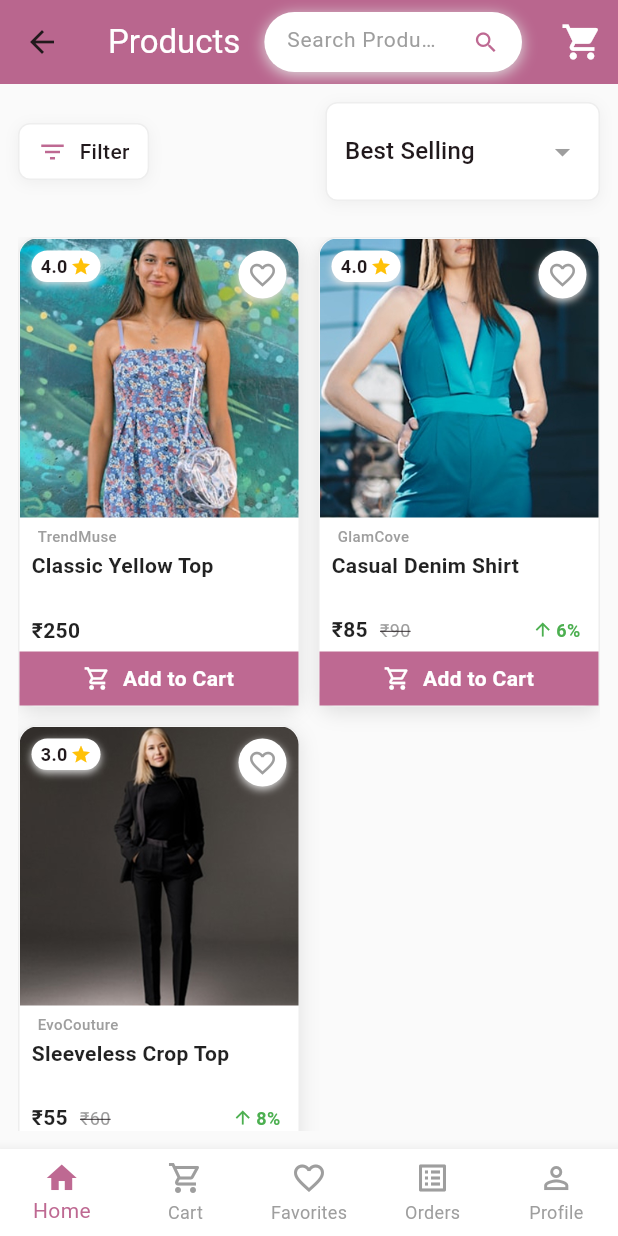
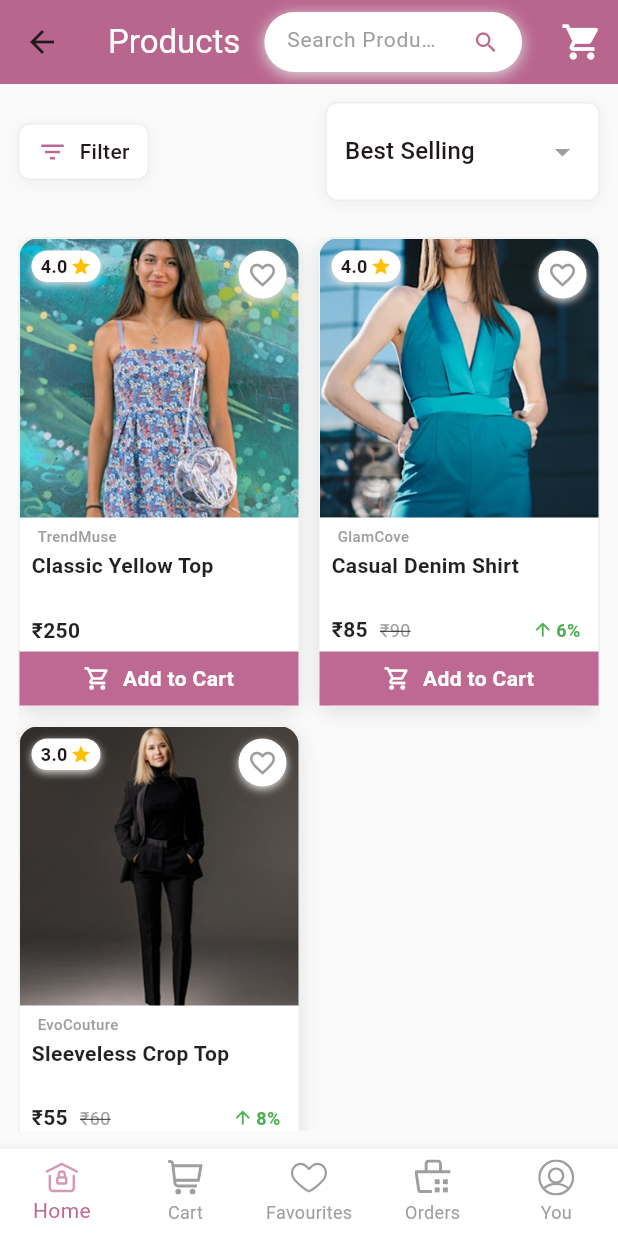
Before and after one commit to Jayamdeveloper2/nyraa_app, a Flutter app: the screen it shows after launch, after a tap on "Tops", on a phone screen of 412 x 824 dp. Run offline on Flutter 3.47's test engine with Material 3 defaults, Android fonts, the phone set to English and light mode, and no system bars; our stand-ins replace carousel_slider, flutter_svg, shared_preferences.

Commit message:
update product list page dart
the icons are different from the other pages so get the bottom navbar from the separate page put in the product list page

```diff
--- a/lib/pages/product_list_page.dart
+++ b/lib/pages/product_list_page.dart
@@ -8,6 +8,7 @@ import '../buttons/buttons.dart'; // Import the buttons (AddToCartButton)
 import '../pages/product_details_page.dart';
 import '../providers/favorites_provider.dart';
 import '../providers/cart_provider.dart';
+import '../widgets/custom_bottom_navbar.dart'; // Import the custom bottom navbar
 
 class ProductListScreen extends StatefulWidget {
   final String? category;
@@ -574,20 +575,10 @@ class _ProductListScreenState extends State<ProductListScreen> {
           ],
         ),
       ),
-      bottomNavigationBar: _buildBottomNavigationBar(context, 0),
-    );
-  }
-
-  Widget _buildBottomNavigationBar(BuildContext context, int currentIndex) {
-    return BottomNavigationBar(
-      selectedItemColor: const Color(0xFFBE6992),
-      unselectedItemColor: Colors.grey,
-      backgroundColor: Colors.white,
-      type: BottomNavigationBarType.fixed,
-      elevation: 8,
-      currentIndex: currentIndex,
+      bottomNavigationBar: CustomBottomNavBar(
+        currentIndex: 0,
         onTap: (index) {
-        if (index == currentIndex) return;
+          if (index == 0) return; // Prevent re-navigation to current page
 
           switch (index) {
             case 0:
@@ -607,33 +598,7 @@ class _ProductListScreenState extends State<ProductListScreen> {
               break;
           }
         },
-      items: const [
-        BottomNavigationBarItem(
-          icon: Icon(Icons.home_outlined),
-          activeIcon: Icon(Icons.home),
-          label: 'Home',
       ),
-        BottomNavigationBarItem(
-          icon: Icon(Icons.shopping_cart_outlined),
-          activeIcon: Icon(Icons.shopping_cart),
-          label: 'Cart',
-        ),
-        BottomNavigationBarItem(
-          icon: Icon(Icons.favorite_border_outlined),
-          activeIcon: Icon(Icons.favorite),
-          label: 'Favorites',
-        ),
-        BottomNavigationBarItem(
-          icon: Icon(Icons.list_alt_outlined),
-          activeIcon: Icon(Icons.list_alt),
-          label: 'Orders',
-        ),
-        BottomNavigationBarItem(
-          icon: Icon(Icons.person_outline),
-          activeIcon: Icon(Icons.person),
-          label: 'Profile',
-        ),
-      ],
     );
   }
 }
```
Lines whose indentation alone changed are shown as unchanged.
